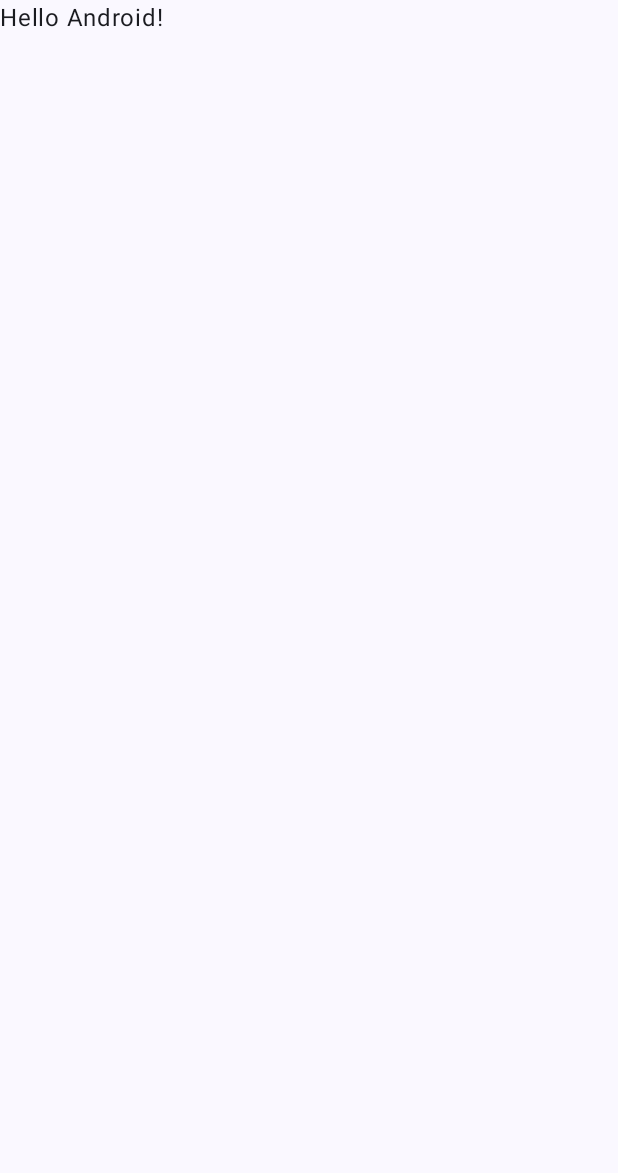
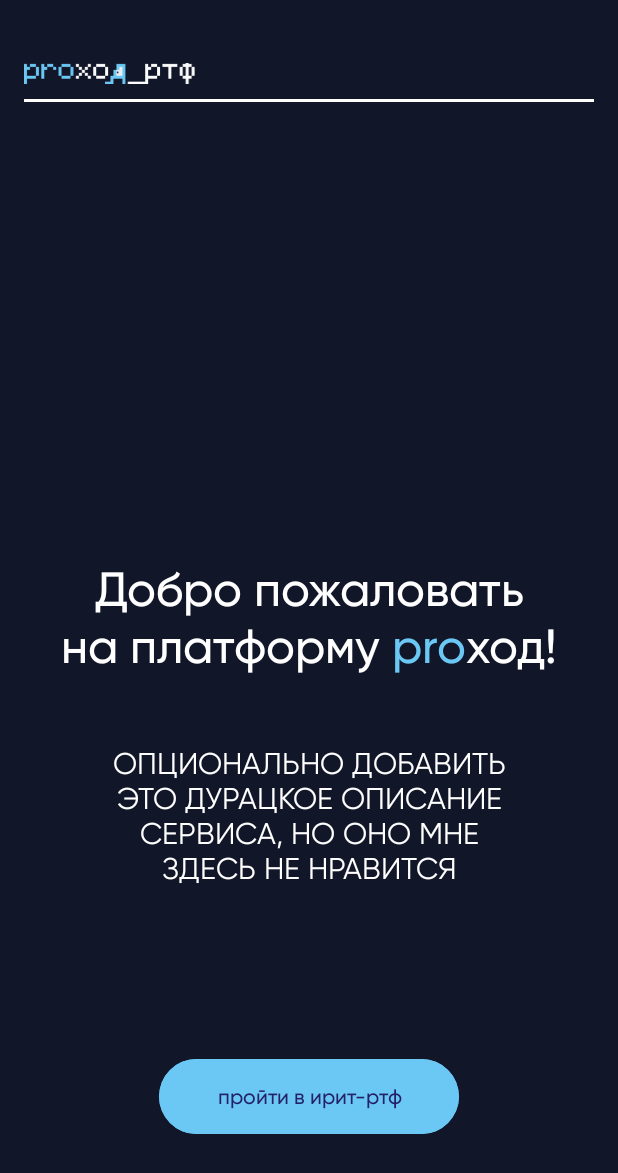
Before and after one commit to ivanbeshka/Prohod, an Android app built with Jetpack Compose: the screen it shows after launch (MainActivity), on a phone screen of 412 x 824 dp. Before the commit the part shown is almost empty. Shown: the top 1173 px of the screen. Run offline under Robolectric (Android 15) with nearby library versions, the phone set to English and light mode, and no system bars; our stand-ins replace constraintlayout-compose.

Commit message:
complete start screen

```diff
--- a/app/build.gradle.kts
+++ b/app/build.gradle.kts
@@ -5,12 +5,12 @@ plugins {
 
 android {
     namespace = "com.example.prohod"
-    compileSdk = 33
+    compileSdk = 34
 
     defaultConfig {
         applicationId = "com.example.prohod"
         minSdk = 24
-        targetSdk = 33
+        targetSdk = 34
         versionCode = 1
         versionName = "1.0"
 
@@ -50,10 +50,14 @@ android {
 }
 
 dependencies {
+    val nav_version = "2.7.4"
 
-    implementation("androidx.core:core-ktx:1.9.0")
-    implementation("androidx.lifecycle:lifecycle-runtime-ktx:2.6.1")
-    implementation("androidx.activity:activity-compose:1.7.0")
+    implementation("androidx.navigation:navigation-compose:$nav_version")
+
+    implementation("androidx.core:core-ktx:1.12.0")
+    implementation("androidx.lifecycle:lifecycle-runtime-ktx:2.6.2")
+    implementation("androidx.activity:activity-compose:1.8.0")
+    implementation ("androidx.constraintlayout:constraintlayout-compose:1.0.1")
     implementation(platform("androidx.compose:compose-bom:2023.03.00"))
     implementation("androidx.compose.ui:ui")
     implementation("androidx.compose.ui:ui-graphics")
--- a/app/src/main/java/com/example/prohod/MainActivity.kt
+++ b/app/src/main/java/com/example/prohod/MainActivity.kt
@@ -10,6 +10,8 @@ import androidx.compose.material3.Text
 import androidx.compose.runtime.Composable
 import androidx.compose.ui.Modifier
 import androidx.compose.ui.tooling.preview.Preview
+import com.example.prohod.ui.HeaderLogo
+import com.example.prohod.ui.theme.Background
 import com.example.prohod.ui.theme.ProhodTheme
 
 class MainActivity : ComponentActivity() {
@@ -17,30 +19,13 @@ class MainActivity : ComponentActivity() {
         super.onCreate(savedInstanceState)
         setContent {
             ProhodTheme {
-                // A surface container using the 'background' color from the theme
                 Surface(
                     modifier = Modifier.fillMaxSize(),
-                    color = MaterialTheme.colorScheme.background
-                ) {
-                    Greeting("Android")
-                }
+                    color = Background
+                ) {}
+                HeaderLogo()
+                ProhodApp()
             }
         }
     }
 }
-
-@Composable
-fun Greeting(name: String, modifier: Modifier = Modifier) {
-    Text(
-        text = "Hello $name!",
-        modifier = modifier
-    )
-}
-
-@Preview(showBackground = true)
-@Composable
-fun GreetingPreview() {
-    ProhodTheme {
-        Greeting("Android")
-    }
-}
--- /dev/null
+++ b/app/src/main/java/com/example/prohod/StartScreen.kt
@@ -0,0 +1,86 @@
+package com.example.prohod
+
+import androidx.compose.foundation.Image
+import androidx.compose.foundation.background
+import androidx.compose.foundation.layout.Column
+import androidx.compose.foundation.layout.Row
+import androidx.compose.foundation.layout.fillMaxSize
+import androidx.compose.foundation.layout.fillMaxWidth
+import androidx.compose.foundation.layout.height
+import androidx.compose.foundation.layout.padding
+import androidx.compose.foundation.layout.size
+import androidx.compose.foundation.layout.width
+import androidx.compose.material3.Text
+import androidx.compose.runtime.Composable
+import androidx.compose.ui.Modifier
+import androidx.compose.ui.graphics.Color
+import androidx.compose.ui.layout.ContentScale
+import androidx.compose.ui.res.painterResource
+import androidx.compose.ui.res.stringResource
+import androidx.compose.ui.text.SpanStyle
+import androidx.compose.ui.text.buildAnnotatedString
+import androidx.compose.ui.text.withStyle
+import androidx.compose.ui.tooling.preview.Preview
+import androidx.compose.ui.unit.dp
+import androidx.constraintlayout.compose.ConstraintLayout
+import androidx.navigation.NavHostController
+import androidx.navigation.compose.rememberNavController
+import com.example.prohod.ui.ButtonBase
+import com.example.prohod.ui.HeaderLogo
+import com.example.prohod.ui.theme.Cyan
+import com.example.prohod.ui.theme.TextStyleMedium
+import com.example.prohod.ui.theme.TextStyleRegular
+
+@Preview
+@Composable
+fun ProhodApp(
+    navController: NavHostController = rememberNavController()
+) {
+    ConstraintLayout(Modifier.fillMaxSize()) {
+        val (textHello, textDesc, buttonNext) = createRefs()
+        Text(
+            stringWelcome,
+            style = TextStyleMedium,
+            modifier = Modifier.constrainAs(textHello) {
+                centerHorizontallyTo(parent)
+                centerVerticallyTo(parent)
+            }
+        )
+
+        Text(
+            text = stringResource(id = R.string.description),
+            style = TextStyleRegular,
+            modifier = Modifier
+                .constrainAs(textDesc) {
+                    top.linkTo(textHello.bottom)
+                }
+                .padding(top = 47.dp)
+                .padding(horizontal = 60.dp)
+        )
+
+        ButtonBase(
+            onClick = { /*TODO*/ },
+            modifier = Modifier
+                .constrainAs(buttonNext) {
+                    bottom.linkTo(parent.bottom)
+                    centerHorizontallyTo(parent)
+                }
+                .padding(bottom = 68.dp)
+                .width(200.dp)
+                .height(50.dp),
+            text = stringResource(id = R.string.go_to_rtf)
+        )
+    }
+}
+
+private val stringWelcome = buildAnnotatedString {
+    withStyle(SpanStyle(Color.White)) {
+        append("Добро пожаловать\nна платформу")
+    }
+    withStyle(SpanStyle(Cyan)) {
+        append(" pro")
+    }
+    withStyle(SpanStyle(Color.White)) {
+        append("ход!")
+    }
+}
--- /dev/null
+++ b/app/src/main/java/com/example/prohod/ui/HeaderLogo.kt
@@ -0,0 +1,40 @@
+package com.example.prohod.ui
+
+import androidx.compose.foundation.Image
+import androidx.compose.foundation.background
+import androidx.compose.foundation.layout.Column
+import androidx.compose.foundation.layout.Row
+import androidx.compose.foundation.layout.fillMaxSize
+import androidx.compose.foundation.layout.fillMaxWidth
+import androidx.compose.foundation.layout.height
+import androidx.compose.foundation.layout.padding
+import androidx.compose.foundation.layout.size
+import androidx.compose.runtime.Composable
+import androidx.compose.ui.Modifier
+import androidx.compose.ui.graphics.Color
+import androidx.compose.ui.layout.ContentScale
+import androidx.compose.ui.res.painterResource
+import androidx.compose.ui.unit.dp
+import com.example.prohod.R
+
+@Composable
+fun HeaderLogo() {
+    Column(Modifier.fillMaxSize()) {
+        Image(
+            painter = painterResource(id = R.drawable.logo),
+            contentDescription = "logo",
+            contentScale = ContentScale.Crop,
+            modifier = Modifier
+                .size(130.dp, 56.dp)
+                .padding(start = 16.dp, top = 42.dp)
+        )
+
+        Row(
+            Modifier
+                .fillMaxWidth()
+                .padding(horizontal = 16.dp, vertical = 10.dp)
+                .height(2.dp)
+                .background(Color.White)
+        ) {}
+    }
+}
--- /dev/null
+++ b/app/src/main/java/com/example/prohod/ui/StyleButton.kt
@@ -0,0 +1,28 @@
+package com.example.prohod.ui
+
+import androidx.compose.foundation.background
+import androidx.compose.foundation.shape.RoundedCornerShape
+import androidx.compose.material3.Button
+import androidx.compose.material3.ButtonDefaults
+import androidx.compose.material3.Text
+import androidx.compose.runtime.Composable
+import androidx.compose.ui.Modifier
+import androidx.compose.ui.unit.dp
+import com.example.prohod.ui.theme.ButtonTextStyle
+import com.example.prohod.ui.theme.Cyan
+
+@Composable
+fun ButtonBase(
+    onClick: () -> Unit,
+    modifier: Modifier = Modifier,
+    text: String? = null,
+) = Button(
+    { onClick() },
+    modifier = modifier.background(color = Cyan, shape = RoundedCornerShape(size = 100.dp)),
+    colors = ButtonDefaults.buttonColors(containerColor = Cyan),
+    content = {
+        text?.let {
+            Text(text = it, style = ButtonTextStyle)
+        }
+    }
+)
--- a/app/src/main/java/com/example/prohod/ui/theme/Color.kt
+++ b/app/src/main/java/com/example/prohod/ui/theme/Color.kt
@@ -9,3 +9,7 @@ val Pink80 = Color(0xFFEFB8C8)
 val Purple40 = Color(0xFF6650a4)
 val PurpleGrey40 = Color(0xFF625b71)
 val Pink40 = Color(0xFF7D5260)
+
+val Background = Color(0xFF121629)
+val Cyan = Color(0xFF6BC8F4)
+val BlueDark = Color(0xFF242166)
--- /dev/null
+++ b/app/src/main/java/com/example/prohod/ui/theme/StyleText.kt
@@ -0,0 +1,34 @@
+package com.example.prohod.ui.theme
+
+import androidx.compose.ui.graphics.Color
+import androidx.compose.ui.text.TextStyle
+import androidx.compose.ui.text.font.Font
+import androidx.compose.ui.text.font.FontFamily
+import androidx.compose.ui.text.font.FontWeight
+import androidx.compose.ui.text.style.TextAlign
+import androidx.compose.ui.unit.sp
+import com.example.prohod.R
+
+val TextStyleMedium = TextStyle(
+    fontSize = 32.sp,
+    fontFamily = FontFamily(Font(R.font.gilroy_medium)),
+    fontWeight = FontWeight(500),
+    color = Color.White,
+    textAlign = TextAlign.Center,
+)
+
+val TextStyleRegular = TextStyle(
+    fontSize = 20.sp,
+    fontFamily = FontFamily(Font(R.font.gilroy_regular)),
+    fontWeight = FontWeight(400),
+    color = Color.White,
+    textAlign = TextAlign.Center,
+)
+
+val ButtonTextStyle = TextStyle(
+    fontSize = 14.sp,
+    fontFamily = FontFamily(Font(R.font.gilroy_medium)),
+    fontWeight = FontWeight(500),
+    color = BlueDark,
+    textAlign = TextAlign.Center
+)
--- a/app/src/main/res/values/strings.xml
+++ b/app/src/main/res/values/strings.xml
@@ -1,3 +1,5 @@
 <resources>
     <string name="app_name">Prohod</string>
+    <string name="description">ОПЦИОНАЛЬНО ДОБАВИТЬ ЭТО ДУРАЦКОЕ ОПИСАНИЕ СЕРВИСА, НО ОНО МНЕ ЗДЕСЬ НЕ НРАВИТСЯ</string>
+    <string name="go_to_rtf">пройти в ирит-ртф</string>
 </resources>
```
Also changed, not shown: app/src/main/res/drawable/logo.png (added), app/src/main/res/font/gilroy_black.ttf (added), app/src/main/res/font/gilroy_bold.ttf (added), app/src/main/res/font/gilroy_extrabold.ttf (added), app/src/main/res/font/gilroy_heavy.ttf (added), app/src/main/res/font/gilroy_light.ttf (added), app/src/main/res/font/gilroy_medium.ttf (added), app/src/main/res/font/gilroy_regular.ttf (added), app/src/main/res/font/gilroy_semibold.ttf (added), app/src/main/res/font/gilroy_thin.ttf (added), app/src/main/res/font/gilroy_ultralight.ttf (added).
